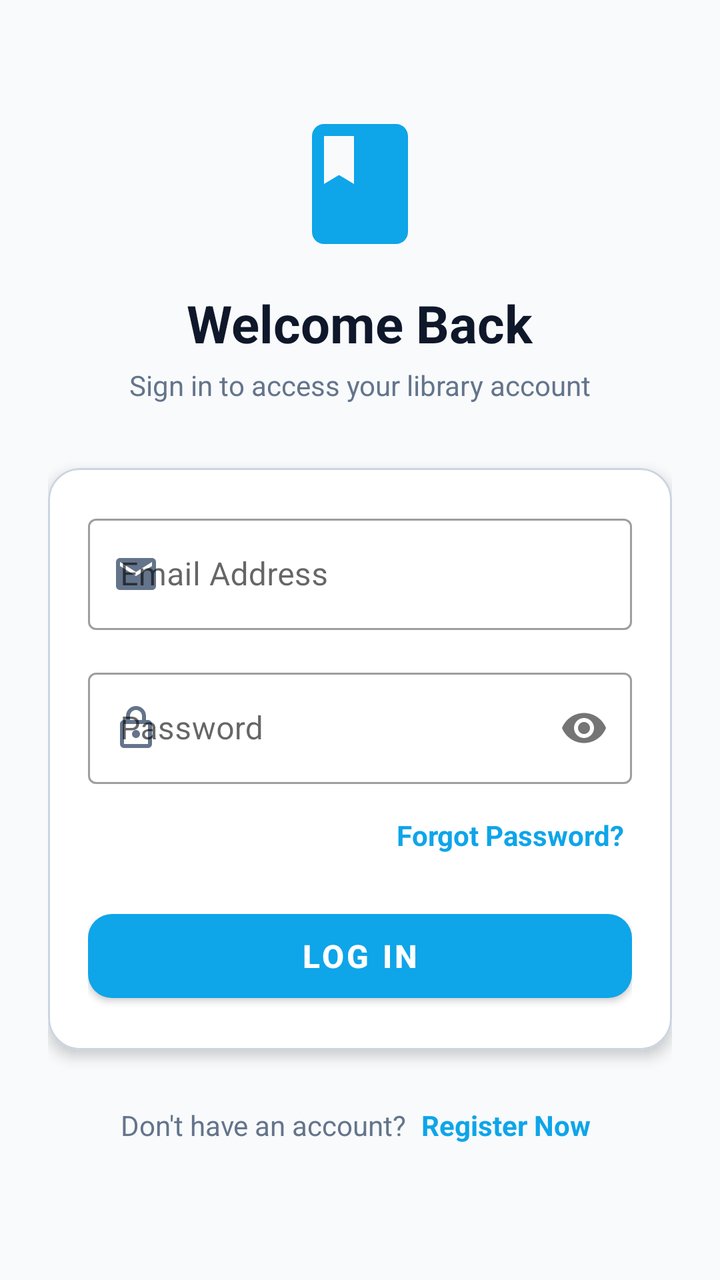
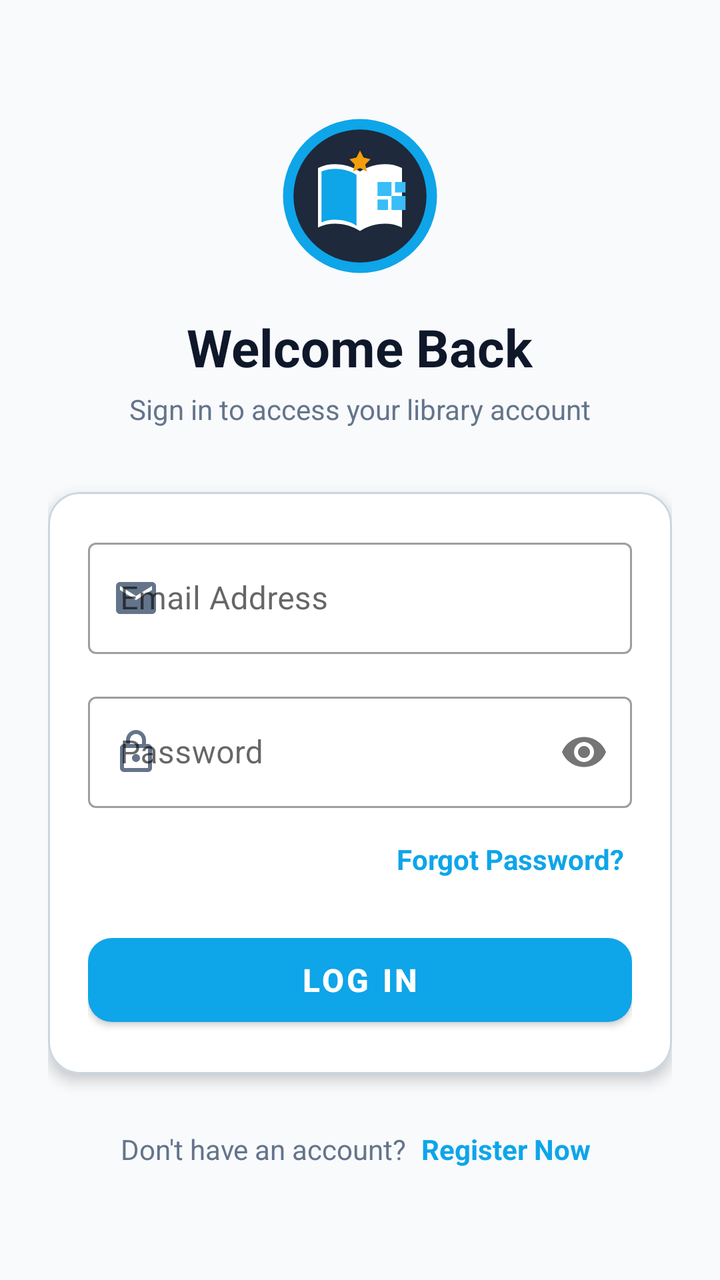

The first picture is an Android layout as it rendered before a commit; the second is the same layout after the commit. The layout source and the unified diff follow.
<!-- AndroidManifest.xml: application theme Theme.SmartLibrary -->
<!-- res/layout/activity_login.xml -->
<?xml version="1.0" encoding="utf-8"?>
<ScrollView xmlns:android="http://schemas.android.com/apk/res/android"
    xmlns:app="http://schemas.android.com/apk/res-auto"
    android:layout_width="match_parent"
    android:layout_height="match_parent"
    android:background="@color/background"
    android:fillViewport="true">

    <LinearLayout
        android:layout_width="match_parent"
        android:layout_height="wrap_content"
        android:orientation="vertical"
        android:padding="24dp">

        <LinearLayout
            android:layout_width="match_parent"
            android:layout_height="wrap_content"
            android:layout_marginTop="32dp"
            android:gravity="center_horizontal"
            android:orientation="vertical">

            <ImageView
                android:layout_width="72dp"
                android:layout_height="72dp"
                android:contentDescription="Library Icon"
                android:src="@drawable/ic_book"
                app:tint="@color/accent" />

            <TextView
                android:layout_width="wrap_content"
                android:layout_height="wrap_content"
                android:layout_marginTop="16dp"
                android:text="Welcome Back"
                android:textColor="@color/text_primary"
                android:textSize="26sp"
                android:textStyle="bold" />

            <TextView
                android:layout_width="wrap_content"
                android:layout_height="wrap_content"
                android:layout_marginTop="4dp"
                android:text="Sign in to access your library account"
                android:textColor="@color/text_secondary"
                android:textSize="14sp" />
        </LinearLayout>

        <com.google.android.material.card.MaterialCardView
            android:layout_width="match_parent"
            android:layout_height="wrap_content"
            android:layout_marginTop="32dp"
            app:cardBackgroundColor="@color/surface"
            app:cardCornerRadius="16dp"
            app:cardElevation="4dp"
            app:strokeColor="@color/card_stroke"
            app:strokeWidth="1dp">

            <LinearLayout
                android:layout_width="match_parent"
                android:layout_height="wrap_content"
                android:orientation="vertical"
                android:padding="20dp">

                <com.google.android.material.textfield.TextInputLayout
                    android:id="@+id/tilEmail"
                    style="@style/Widget.MaterialComponents.TextInputLayout.OutlinedBox"
                    android:layout_width="match_parent"
                    android:layout_height="wrap_content"
                    android:hint="Email Address"
                    app:startIconDrawable="@drawable/ic_email"
                    app:startIconTint="@color/text_secondary">

                    <com.google.android.material.textfield.TextInputEditText
                        android:id="@+id/etEmail"
                        android:layout_width="match_parent"
                        android:layout_height="wrap_content"
                        android:inputType="textEmailAddress" />
                </com.google.android.material.textfield.TextInputLayout>

                <com.google.android.material.textfield.TextInputLayout
                    android:id="@+id/tilPassword"
                    style="@style/Widget.MaterialComponents.TextInputLayout.OutlinedBox"
                    android:layout_width="match_parent"
                    android:layout_height="wrap_content"
                    android:layout_marginTop="16dp"
                    android:hint="Password"
                    app:passwordToggleEnabled="true"
                    app:startIconDrawable="@drawable/ic_lock"
                    app:startIconTint="@color/text_secondary">

                    <com.google.android.material.textfield.TextInputEditText
                        android:id="@+id/etPassword"
                        android:layout_width="match_parent"
                        android:layout_height="wrap_content"
                        android:inputType="textPassword" />
                </com.google.android.material.textfield.TextInputLayout>

                <TextView
                    android:id="@+id/tvForgotPassword"
                    android:layout_width="wrap_content"
                    android:layout_height="wrap_content"
                    android:layout_gravity="end"
                    android:layout_marginTop="12dp"
                    android:padding="4dp"
                    android:text="Forgot Password?"
                    android:textColor="@color/accent"
                    android:textStyle="bold" />

                <com.google.android.material.button.MaterialButton
                    android:id="@+id/btnLogin"
                    android:layout_width="match_parent"
                    android:layout_height="54dp"
                    android:layout_marginTop="20dp"
                    android:text="LOG IN"
                    android:textSize="16sp"
                    android:textStyle="bold"
                    app:backgroundTint="@color/accent"
                    app:cornerRadius="12dp" />

                <ProgressBar
                    android:id="@+id/progressBarLogin"
                    android:layout_width="wrap_content"
                    android:layout_height="wrap_content"
                    android:layout_gravity="center"
                    android:layout_marginTop="16dp"
                    android:indeterminateTint="@color/accent"
                    android:visibility="gone" />

            </LinearLayout>
        </com.google.android.material.card.MaterialCardView>

        <LinearLayout
            android:layout_width="match_parent"
            android:layout_height="wrap_content"
            android:layout_marginTop="24dp"
            android:gravity="center"
            android:orientation="horizontal">

            <TextView
                android:layout_width="wrap_content"
                android:layout_height="wrap_content"
                android:text="Don't have an account? "
                android:textColor="@color/text_secondary" />

            <TextView
                android:id="@+id/tvRegister"
                android:layout_width="wrap_content"
                android:layout_height="wrap_content"
                android:padding="4dp"
                android:text="Register Now"
                android:textColor="@color/accent"
                android:textStyle="bold" />
        </LinearLayout>

    </LinearLayout>
</ScrollView>
<!-- resources referenced by this layout -->
<resources>
  <color name="accent">#0EA5E9</color>
  <color name="background">#F8FAFC</color>
  <color name="card_stroke">#CBD5E1</color>
  <color name="surface">#FFFFFF</color>
  <color name="text_primary">#0F172A</color>
  <color name="text_secondary">#64748B</color>
  <!-- drawable ic_book (drawable) -->
  <vector xmlns:android="http://schemas.android.com/apk/res/android"
      android:width="24dp"
      android:height="24dp"
      android:viewportWidth="24"
      android:viewportHeight="24">
    <path
        android:fillColor="#FF000000"
        android:pathData="M18,2H6C4.9,2 4,2.9 4,4v16c0,1.1 0.9,2 2,2h12c1.1,0 2,-0.9 2,-2V4C20,2.9 19.1,2 18,2zM6,4h5v8l-2.5,-1.5L6,12V4z"/>
  </vector>
  <!-- drawable ic_email (drawable) -->
  <vector xmlns:android="http://schemas.android.com/apk/res/android"
      android:width="24dp"
      android:height="24dp"
      android:viewportWidth="24"
      android:viewportHeight="24">
    <path
        android:fillColor="#FF000000"
        android:pathData="M20,4H4c-1.1,0 -1.99,0.9 -1.99,2L2,18c0,1.1 0.9,2 2,2h16c1.1,0 2,-0.9 2,-2V6c0,-1.1 -0.9,-2 -2,-2zM20,8l-8,5 -8,-5V6l8,5 8,-5v2z"/>
  </vector>
  <!-- drawable ic_lock (drawable) -->
  <vector xmlns:android="http://schemas.android.com/apk/res/android"
      android:width="24dp"
      android:height="24dp"
      android:viewportWidth="24"
      android:viewportHeight="24">
    <path
        android:fillColor="#FF000000"
        android:pathData="M18,8h-1V6c0,-2.76 -2.24,-5 -5,-5S7,3.24 7,6v2H6c-1.1,0 -2,0.9 -2,2v10c0,1.1 0.9,2 2,2h12c1.1,0 2,-0.9 2,-2V10c0,-1.1 -0.9,-2 -2,-2zM9,6c0,-1.66 1.34,-3 3,-3s3,1.34 3,3v2H9V6zm9,14H6V10h12v10zm-6,-3c1.1,0 2,-0.9 2,-2s-0.9,-2 -2,-2 -2,0.9 -2,2 0.9,2 2,2z"/>
  </vector>
  <style name="Theme.SmartLibrary" parent="Base.Theme.SmartLibrary" />
  <style name="Base.Theme.SmartLibrary" parent="Theme.MaterialComponents.DayNight.NoActionBar">
          
          <item name="colorPrimary">@color/primary</item>
          <item name="colorPrimaryVariant">@color/primary_dark</item>
          <item name="colorOnPrimary">@color/white</item>
          
          <item name="colorSecondary">@color/accent</item>
          <item name="colorSecondaryVariant">@color/accent_dark</item>
          <item name="colorOnSecondary">@color/white</item>
          
          <item name="android:statusBarColor">@color/primary_dark</item>
          <item name="android:windowLightStatusBar">false</item>
          
          <item name="android:windowBackground">@color/background</item>
      </style>
  <color name="primary">#1E293B</color>
  <color name="primary_dark">#0F172A</color>
  <color name="white">#FFFFFF</color>
  <color name="accent_dark">#0284C7</color>
</resources>

<!-- the commit's change to res/layout/activity_login.xml (unified diff, before → after) -->
@@ -20,11 +20,10 @@
             android:orientation="vertical">
 
             <ImageView
-                android:layout_width="72dp"
-                android:layout_height="72dp"
-                android:contentDescription="Library Icon"
-                android:src="@drawable/ic_book"
-                app:tint="@color/accent" />
+                android:layout_width="84dp"
+                android:layout_height="84dp"
+                android:contentDescription="Library Logo"
+                android:src="@drawable/ic_library_logo" />
 
             <TextView
                 android:layout_width="wrap_content"
<!-- resource entries referenced after the edit -->
@@ -6,16 +6,6 @@
   <color name="surface">#FFFFFF</color>
   <color name="text_primary">#0F172A</color>
   <color name="text_secondary">#64748B</color>
-  <!-- drawable ic_book (drawable) -->
-  <vector xmlns:android="http://schemas.android.com/apk/res/android"
-      android:width="24dp"
-      android:height="24dp"
-      android:viewportWidth="24"
-      android:viewportHeight="24">
-    <path
-        android:fillColor="#FF000000"
-        android:pathData="M18,2H6C4.9,2 4,2.9 4,4v16c0,1.1 0.9,2 2,2h12c1.1,0 2,-0.9 2,-2V4C20,2.9 19.1,2 18,2zM6,4h5v8l-2.5,-1.5L6,12V4z"/>
-  </vector>
   <!-- drawable ic_email (drawable) -->
   <vector xmlns:android="http://schemas.android.com/apk/res/android"
       android:width="24dp"
@@ -25,6 +15,39 @@
     <path
         android:fillColor="#FF000000"
         android:pathData="M20,4H4c-1.1,0 -1.99,0.9 -1.99,2L2,18c0,1.1 0.9,2 2,2h16c1.1,0 2,-0.9 2,-2V6c0,-1.1 -0.9,-2 -2,-2zM20,8l-8,5 -8,-5V6l8,5 8,-5v2z"/>
+  </vector>
+  <!-- drawable ic_library_logo (drawable) -->
+  <vector xmlns:android="http://schemas.android.com/apk/res/android"
+      android:width="96dp"
+      android:height="96dp"
+      android:viewportWidth="96"
+      android:viewportHeight="96">
+  
+      
+      <path
+          android:fillColor="#0EA5E9"
+          android:pathData="M48,4A44,44 0,1 0,92 48,44.05 44.05 0,0 0,48 4Z" />
+      <path
+          android:fillColor="#1E293B"
+          android:pathData="M48,10A38,38 0,1 0,86 48,38.04 38.04 0,0 0,48 10Z" />
+  
+      
+      <path
+          android:fillColor="#FFFFFF"
+          android:pathData="M24,32 C32,28 42,30 48,34 C54,30 64,28 72,32 L72,66 C64,62 54,64 48,68 C42,64 32,62 24,66 Z" />
+      <path
+          android:fillColor="#0EA5E9"
+          android:pathData="M46,36 L46,65 C42,62 33,60 26,63 L26,34 C33,31 42,33 46,36 Z" />
+  
+      
+      <path
+          android:fillColor="#38BDF8"
+          android:pathData="M58,40 h8 v8 h-8 z M68,40 h6 v6 h-6 z M58,50 h6 v6 h-6 z M66,48 h8 v8 h-8 z" />
+  
+      
+      <path
+          android:fillColor="#F59E0B"
+          android:pathData="M48,22 l2,4 4,1 -3,3 1,4 -4,-2 -4,2 1,-4 -3,-3 4,-1 z" />
   </vector>
   <!-- drawable ic_lock (drawable) -->
   <vector xmlns:android="http://schemas.android.com/apk/res/android"
